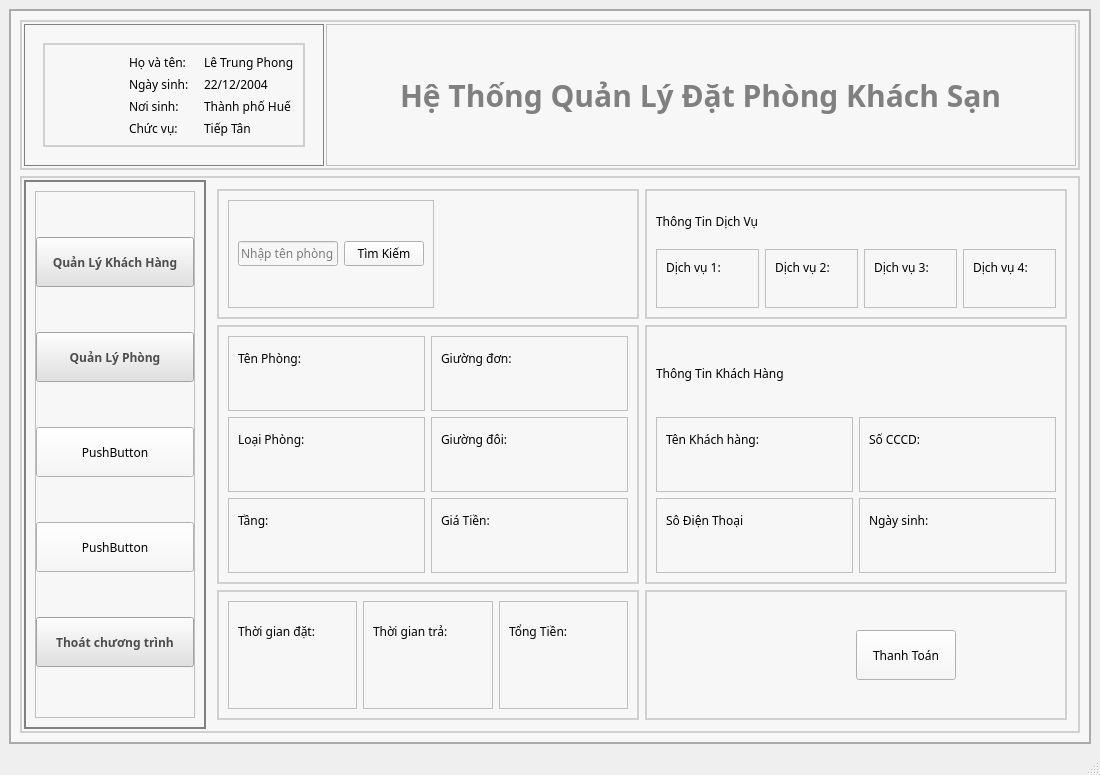
Old version of the form mainwindow.ui in the repository LeTrungPhong/DUT-PBL-2.
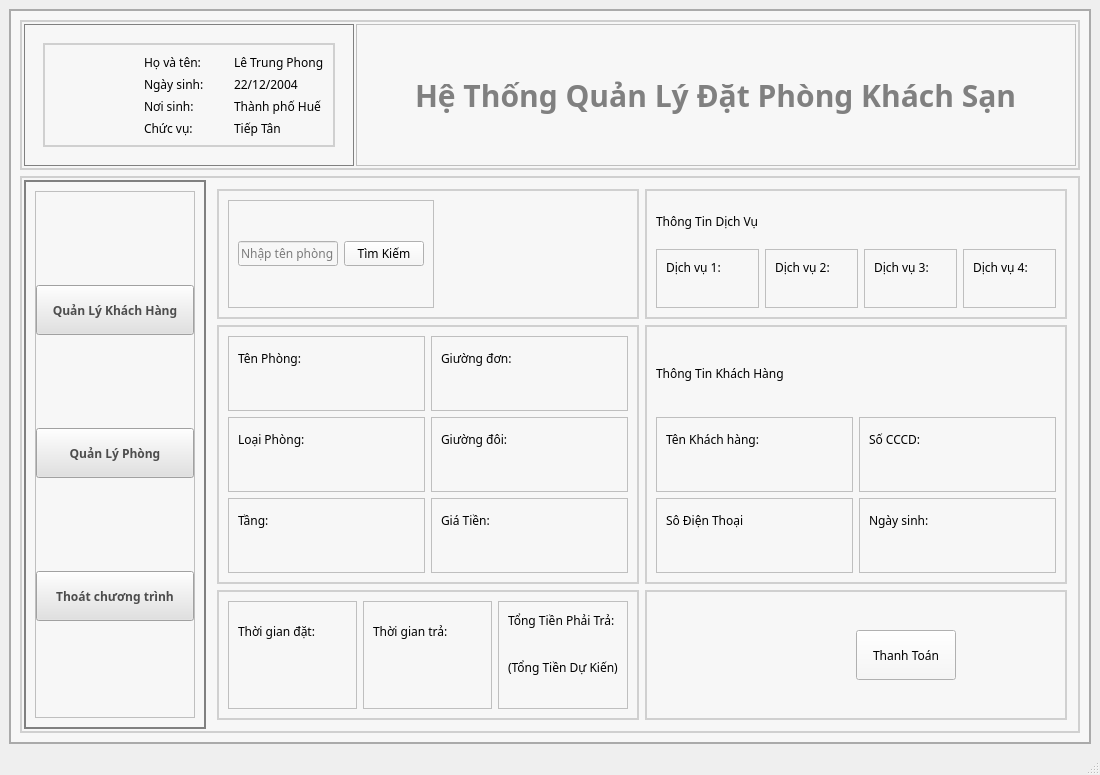
New version of the form. The open tabs and pages were chosen to show the change. Icons and pictures are not drawn.

The edit to the form file:
```diff
--- a/mainwindow.ui
+++ b/mainwindow.ui
@@ -168,7 +168,7 @@
             <widget class="QFrame" name="frame_5">
              <property name="maximumSize">
               <size>
-               <width>300</width>
+               <width>330</width>
                <height>16777215</height>
               </size>
              </property>
@@ -461,6 +461,7 @@
 #buttonDatPhong,
 #buttonTraPhong,
 #buttonDichVu,
+#buttonQuanLyKhachHang,
 #buttonOutTT,
 #buttonQLKH,
 #buttonQLP,
@@ -655,32 +656,6 @@
                     </property>
                    </widget>
                   </item>
-                  <item>
-                   <widget class="QPushButton" name="pushButton">
-                    <property name="maximumSize">
-                     <size>
-                      <width>16777215</width>
-                      <height>50</height>
-                     </size>
-                    </property>
-                    <property name="text">
-                     <string>PushButton</string>
-                    </property>
-                   </widget>
-                  </item>
-                  <item>
-                   <widget class="QPushButton" name="pushButton_2">
-                    <property name="maximumSize">
-                     <size>
-                      <width>16777215</width>
-                      <height>50</height>
-                     </size>
-                    </property>
-                    <property name="text">
-                     <string>PushButton</string>
-                    </property>
-                   </widget>
-                  </item>
                   <item>
                    <widget class="QPushButton" name="buttonOutQL">
                     <property name="minimumSize">
@@ -3487,7 +3462,7 @@
                      <item>
                       <widget class="QLabel" name="label_46">
                        <property name="text">
-                        <string>Tổng Tiền:</string>
+                        <string>Tổng Tiền Phải Trả:</string>
                        </property>
                       </widget>
                      </item>
@@ -3498,6 +3473,20 @@
                        </property>
                       </widget>
                      </item>
+                     <item>
+                      <widget class="QLabel" name="labelTitleTongTienDuKien">
+                       <property name="text">
+                        <string>(Tổng Tiền Dự Kiến)</string>
+                       </property>
+                      </widget>
+                     </item>
+                     <item>
+                      <widget class="QLabel" name="labelTongTienDuKien">
+                       <property name="text">
+                        <string/>
+                       </property>
+                      </widget>
+                     </item>
                     </layout>
                    </widget>
                   </item>
```
Left out of the diff: 183 changed lines with no effect on the pictures.
